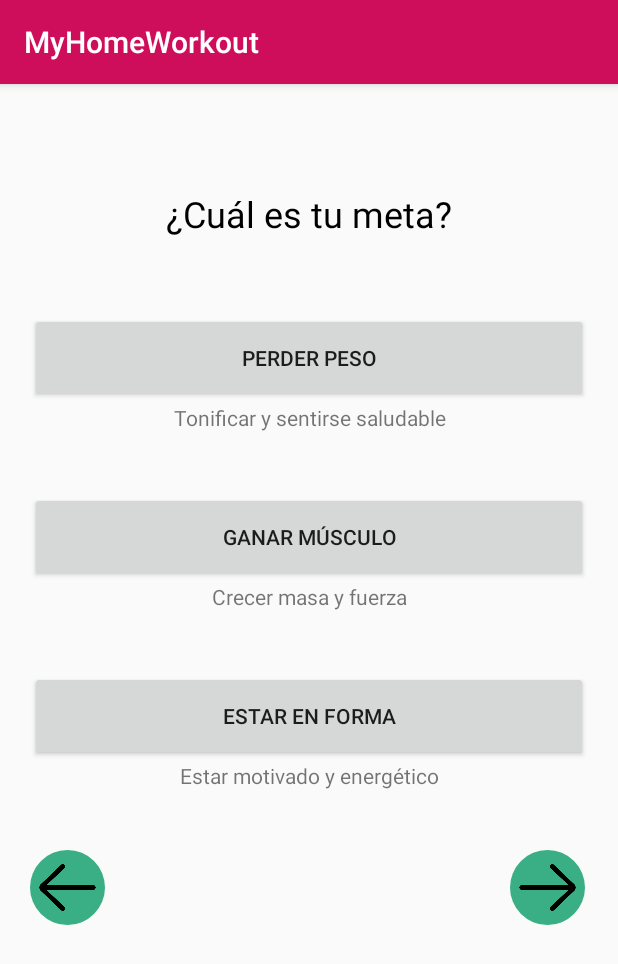
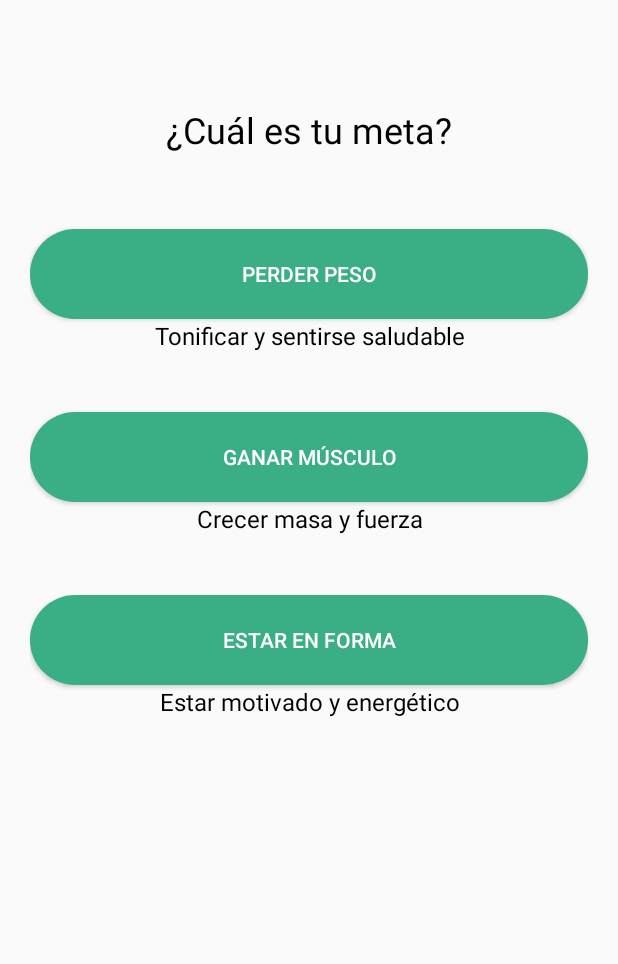
Before and after one commit to diegommtz/MyHomeWorkout, an Android app: the Objetivo screen opened directly, with no data from a screen before it, on a phone screen of 412 x 824 dp. Shown: the top 964 px of the screen. Run offline under Robolectric (Android 15) with nearby library versions, the phone set to English and light mode, and no system bars.

Commit message:
unificacion de estilos

```diff
--- a/app/src/main/java/mx/tec/myhomeworkout/Objetivo.kt
+++ b/app/src/main/java/mx/tec/myhomeworkout/Objetivo.kt
@@ -10,7 +10,15 @@
         super.onCreate(savedInstanceState)
         setContentView(R.layout.activity_objetivo)
 
-        btnNext.setOnClickListener {
+        btnPerderPeso.setOnClickListener {
+            val intent = Intent(this@Objetivo, Horario::class.java)
+            startActivity(intent)
+        }
+        btnEstarEnForma.setOnClickListener {
+            val intent = Intent(this@Objetivo, Horario::class.java)
+            startActivity(intent)
+        }
+        btnGanarMusculo.setOnClickListener {
             val intent = Intent(this@Objetivo, Horario::class.java)
             startActivity(intent)
         }
--- a/app/src/main/java/mx/tec/myhomeworkout/Peso.kt
+++ b/app/src/main/java/mx/tec/myhomeworkout/Peso.kt
@@ -4,6 +4,7 @@
 import androidx.appcompat.app.AppCompatActivity
 import android.os.Bundle
 import android.widget.NumberPicker
+import android.widget.Toast
 import kotlinx.android.synthetic.main.activity_peso.*
 
 class Peso : AppCompatActivity() {
--- a/app/src/main/java/mx/tec/myhomeworkout/PrevPhotos.kt
+++ b/app/src/main/java/mx/tec/myhomeworkout/PrevPhotos.kt
@@ -31,6 +31,7 @@
         }
         btnNext.setOnClickListener {
             val intent = Intent(this@PrevPhotos, PaginaInicial::class.java)
+            Toast.makeText(this@PrevPhotos, "¡Tu perfil se ha creado!", Toast.LENGTH_SHORT).show()
             startActivity(intent)
         }
     }
--- a/app/src/main/res/layout/activity_objetivo.xml
+++ b/app/src/main/res/layout/activity_objetivo.xml
@@ -20,11 +20,13 @@
         android:textSize="24sp" />
 
     <Button
-        android:id="@+id/button3"
+        android:id="@+id/btnPerderPeso"
         android:layout_width="match_parent"
         android:layout_height="60dp"
+        android:background="@drawable/circular_btn"
         android:shadowColor="#FFFFFF"
-        android:text="@string/perderP" />
+        android:text="@string/perderP"
+        android:textColor="#FFFFFF" />
 
     <TextView
         android:id="@+id/textView13"
@@ -32,13 +34,17 @@
         android:layout_height="wrap_content"
         android:layout_marginBottom="40dp"
         android:gravity="center"
-        android:text="@string/tonificar" />
+        android:text="@string/tonificar"
+        android:textColor="#000000"
+        android:textSize="16sp" />
 
     <Button
-        android:id="@+id/button4"
+        android:id="@+id/btnGanarMusculo"
         android:layout_width="match_parent"
         android:layout_height="60dp"
-        android:text="@string/ganarM" />
+        android:background="@drawable/circular_btn"
+        android:text="@string/ganarM"
+        android:textColor="#FFFFFF" />
 
     <TextView
         android:id="@+id/textView14"
@@ -46,13 +52,17 @@
         android:layout_height="wrap_content"
         android:layout_marginBottom="40dp"
         android:gravity="center"
-        android:text="@string/crecer" />
+        android:text="@string/crecer"
+        android:textColor="#000000"
+        android:textSize="16sp" />
 
     <Button
-        android:id="@+id/button5"
+        android:id="@+id/btnEstarEnForma"
         android:layout_width="match_parent"
         android:layout_height="60dp"
-        android:text="@string/estarF" />
+        android:background="@drawable/circular_btn"
+        android:text="@string/estarF"
+        android:textColor="#FFFFFF" />
 
     <TextView
         android:id="@+id/textView15"
@@ -60,31 +70,8 @@
         android:layout_height="wrap_content"
         android:layout_marginBottom="40dp"
         android:gravity="center"
-        android:text="@string/motivado" />
-
-    <LinearLayout
-        android:layout_width="match_parent"
-        android:layout_height="wrap_content"
-        android:orientation="horizontal">
-
-        <ImageButton
-            android:id="@+id/btnNext"
-            android:layout_width="50dp"
-            android:layout_height="50dp"
-            android:layout_gravity="bottom|end"
-            android:background="@drawable/circular_btn"
-            android:scaleType="centerInside"
-            android:src="@drawable/flecha_izquierda" />
-
-        <ImageButton
-            android:id="@+id/btnNext"
-            android:layout_width="50dp"
-            android:layout_height="50dp"
-            android:layout_gravity="bottom|end"
-            android:layout_marginLeft="270dp"
-            android:background="@drawable/circular_btn"
-            android:scaleType="centerInside"
-            android:src="@drawable/flecha_derecha" />
-    </LinearLayout>
+        android:text="@string/motivado"
+        android:textColor="#000000"
+        android:textSize="16sp" />
 
 </LinearLayout>
--- a/app/src/main/res/values/colors.xml
+++ b/app/src/main/res/values/colors.xml
@@ -11,5 +11,6 @@
     <color name="yellow_slack">#e2a52e</color>
     <color name="green_slack">#3aae84</color>
     <color name="blue_slack">#6ec4cb</color>
+    <color name="fb">#3B5998</color>
 
 </resources>
--- a/app/src/main/res/values/strings.xml
+++ b/app/src/main/res/values/strings.xml
@@ -1,5 +1,6 @@
 <resources>
     <string name="app_name">MyHomeWorkout</string>
+    <string name="app_name_space">My Home Workout</string>
     <string name="createAccountInfo">Crear una cuenta te permite tener control de tu progreso.</string>
     <string name="user_input">Usuario:</string>
     <string name="Password_input">Contraseña:</string>
@@ -49,9 +50,10 @@
     <string name="D">D</string>
     <string name="Inicio">Inicio</string>
     <string name="Fin">Fin</string>
-    <string name="peso">Peso: </string>
+    <string name="peso_dos_puntos">Peso: </string>
     <string name="graficas">Gráficas</string>
     <string name="fotos">Fotos</string>
+    <string name="fotos_explicacion">Estas fotos te ayudaran a conocer tu avance a lo largo de tus entrenamientos.</string>
     <string name="monitorea">Monitorea tu progreso</string>
     <string name="selecciona">Selecciona un intervalo de tiempo para visualizar tu información.</string>
 
@@ -80,4 +82,5 @@
     <string name="pesoTxt">Ingresa tu peso</string>
     <string name="alturaTxt">Ingresa tu altura</string>
     <string name="nacimientoTxt">Ingresa tu fecha de nacimiento.</string>
+    <string name="fblog">Iniciar con facebook</string>
 </resources>
```
Also changed, not shown: app/src/main/AndroidManifest.xml (+15 -15 lines), app/src/main/res/layout/activity_log_in.xml (+7 -2 lines), app/src/main/res/layout/activity_prev_photos.xml (+19 -4 lines).
